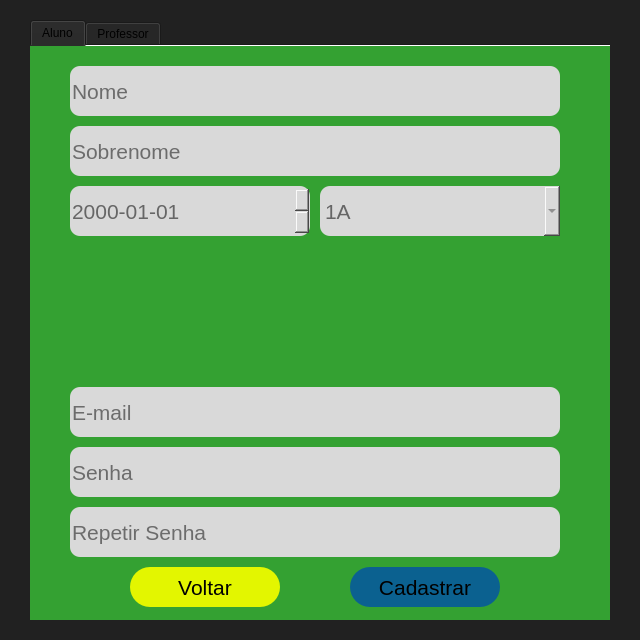
The window that tela_cadastro.ui (Robson-tech/app-educacional) describes before a commit, drawn with Qt 5.
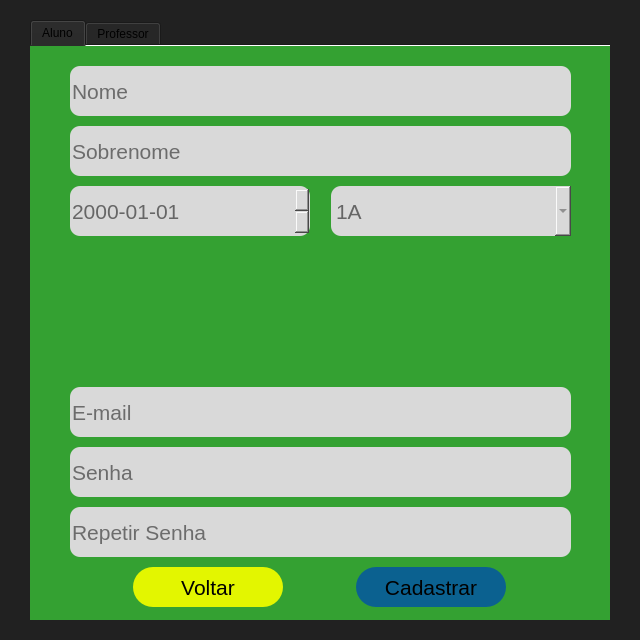
The same window after the commit. The open tabs and pages were chosen to show the change.

Commit message: cadastro alterado

```diff
--- a/tela_cadastro.ui
+++ b/tela_cadastro.ui
@@ -64,7 +64,7 @@
       <rect>
        <x>40</x>
        <y>20</y>
-       <width>490</width>
+       <width>501</width>
        <height>541</height>
       </rect>
      </property>
@@ -165,6 +165,19 @@
           </property>
          </widget>
         </item>
+        <item>
+         <spacer name="horizontalSpacer">
+          <property name="orientation">
+           <enum>Qt::Horizontal</enum>
+          </property>
+          <property name="sizeHint" stdset="0">
+           <size>
+            <width>40</width>
+            <height>20</height>
+           </size>
+          </property>
+         </spacer>
+        </item>
         <item>
          <widget class="QComboBox" name="alunos_comboBox_turmas">
           <property name="minimumSize">
```
Left out of the diff: 14 changed lines with no effect on the pictures. The commit also changes 5 other files.
